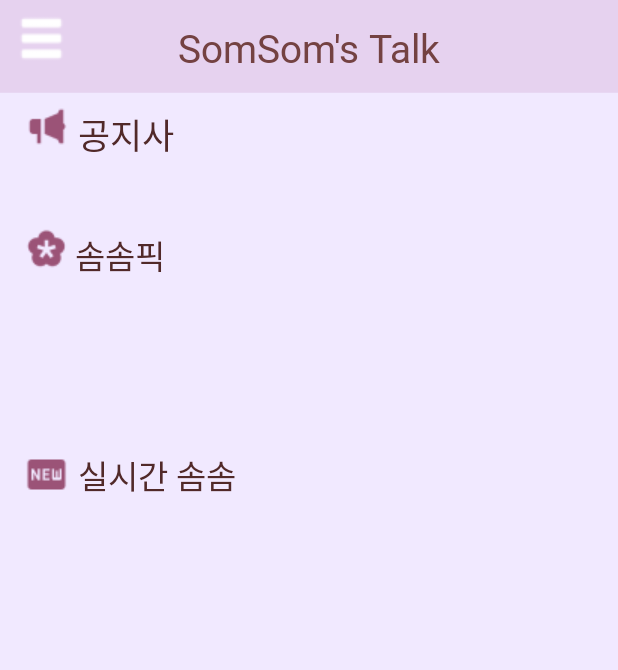
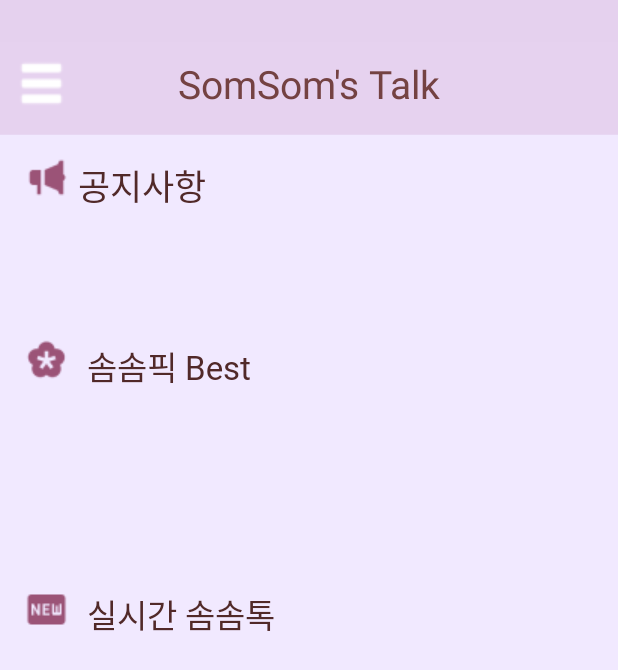
Before and after one commit to kotlin-project-team/frontend, an Android app: the screen it shows after launch (MainActivity), on a phone screen of 412 x 824 dp. Shown: the top 670 px of the screen. Run offline under Robolectric (Android 15) with nearby library versions, the phone set to English and light mode, and no system bars.

Commit message:
design: 상단바 위치 조정 [#3]

```diff
--- a/dongamboard/app/src/main/res/layout/activity_main.xml
+++ b/dongamboard/app/src/main/res/layout/activity_main.xml
@@ -4,16 +4,26 @@
     xmlns:tools="http://schemas.android.com/tools"
     android:layout_width="match_parent"
     android:layout_height="match_parent"
+    android:background="#E5D1EE"
     tools:context=".MainActivity">
+
+    <Space
+        android:id="@+id/space"
+        android:layout_width="0dp"
+        android:layout_height="28dp"
+        android:background="#E5D1EE"
+        app:layout_constraintEnd_toEndOf="parent"
+        app:layout_constraintStart_toStartOf="parent"
+        app:layout_constraintTop_toTopOf="parent" />
 
     <RelativeLayout
         android:id="@+id/android_sma"
-        android:layout_width="fill_parent"
-        android:layout_height="fill_parent"
+        android:layout_width="wrap_content"
+        android:layout_height="wrap_content"
         android:background="@drawable/android_sma"
         android:clipToOutline="true"
         app:layout_constraintStart_toStartOf="parent"
-        app:layout_constraintTop_toTopOf="parent" >
+        app:layout_constraintTop_toBottomOf="@+id/space">
 
         <!-- 공지사항 -->
 
@@ -27,48 +37,30 @@
                 android:layout_width="35dp"
                 android:layout_height="35dp"
                 android:layout_marginStart="10dp"
-                android:layout_marginTop="8dp"
+                android:layout_marginTop="10dp"
                 app:layout_constraintStart_toStartOf="parent"
                 app:layout_constraintTop_toTopOf="parent"
                 app:srcCompat="@drawable/menu" />
 
+            <TextView
+                android:id="@+id/textMain"
+                android:layout_width="wrap_content"
+                android:layout_height="wrap_content"
+                android:layout_marginTop="10dp"
+                android:text="SomSom's Talk"
+                android:textColor="#744242"
+                android:textSize="26sp"
+                app:layout_constraintEnd_toEndOf="parent"
+                app:layout_constraintStart_toStartOf="parent"
+                app:layout_constraintTop_toTopOf="parent" />
+
             <androidx.constraintlayout.widget.ConstraintLayout
+                android:id="@+id/constraintLayout4"
                 android:layout_width="match_parent"
                 android:layout_height="718dp"
-                android:layout_marginTop="14dp"
+                android:layout_marginTop="20dp"
                 app:layout_constraintStart_toStartOf="parent"
                 app:layout_constraintTop_toTopOf="parent">
-
-                <ScrollView
-                    android:layout_width="343dp"
-                    android:layout_height="400dp"
-                    android:layout_marginStart="43dp"
-                    android:layout_marginTop="336dp"
-                    app:layout_constraintStart_toStartOf="parent"
-                    app:layout_constraintTop_toTopOf="parent">
-
-                    <LinearLayout
-                        android:layout_width="match_parent"
-                        android:layout_height="wrap_content"
-                        android:orientation="vertical">
-
-                        <ListView
-                            android:layout_width="match_parent"
-                            android:layout_height="330dp" />
-                    </LinearLayout>
-                </ScrollView>
-
-                <TextView
-                    android:id="@+id/textMain"
-                    android:layout_width="wrap_content"
-                    android:layout_height="wrap_content"
-                    android:fontFamily="@font/bmjua_otf"
-                    android:text="SomSom's Talk"
-                    android:textColor="#744242"
-                    android:textSize="26sp"
-                    app:layout_constraintEnd_toEndOf="parent"
-                    app:layout_constraintStart_toStartOf="parent"
-                    app:layout_constraintTop_toTopOf="parent" />
 
                 <ImageView
                     android:id="@+id/imageView"
@@ -82,20 +74,20 @@
 
                 <TextView
                     android:id="@+id/textNotice"
-                    android:layout_width="76dp"
+                    android:layout_width="99dp"
                     android:layout_height="29dp"
                     android:layout_marginStart="6dp"
                     android:layout_marginTop="58dp"
                     android:gravity="top"
-                    android:textColor="#512929"
                     android:text="공지사항"
                     android:textAppearance="@style/some_id"
+                    android:textColor="#512929"
                     android:textSize="23sp"
                     app:layout_constraintStart_toEndOf="@+id/imageView"
                     app:layout_constraintTop_toTopOf="parent" />
 
                 <ListView
-                    android:layout_width="291dp"
+                    android:layout_width="295dp"
                     android:layout_height="56dp"
                     android:layout_marginStart="2dp"
                     android:layout_marginTop="4dp"
@@ -109,78 +101,67 @@
                     android:layout_width="wrap_content"
                     android:layout_height="wrap_content"
                     android:layout_marginStart="16dp"
-                    android:layout_marginTop="52dp"
+                    android:layout_marginTop="92dp"
                     app:layout_constraintStart_toStartOf="parent"
                     app:layout_constraintTop_toBottomOf="@+id/imageView"
                     app:srcCompat="@drawable/spa_flower" />
+
+                <TextView
+                    android:id="@+id/textBest"
+                    android:layout_width="0dp"
+                    android:layout_height="29dp"
+                    android:layout_marginStart="12dp"
+                    android:layout_marginTop="92dp"
+                    android:gravity="top"
+                    android:text="솜솜픽 Best"
+                    android:textAppearance="@style/some_id"
+                    android:textColor="#512929"
+                    app:layout_constraintStart_toEndOf="@+id/imageView2"
+                    app:layout_constraintTop_toBottomOf="@+id/textNotice" />
+
+                <ListView
+                    android:layout_width="295dp"
+                    android:layout_height="118dp"
+                    android:layout_marginStart="4dp"
+                    android:layout_marginTop="8dp"
+                    app:layout_constraintStart_toEndOf="@+id/imageView2"
+                    app:layout_constraintTop_toBottomOf="@+id/textBest" />
+
+                <TextView
+                    android:id="@+id/textTalk"
+                    android:layout_width="0dp"
+                    android:layout_height="29dp"
+                    android:layout_marginStart="12dp"
+                    android:layout_marginTop="136dp"
+                    android:gravity="top"
+                    android:text="실시간 솜솜톡"
+                    android:textAppearance="@style/some_id"
+                    android:textColor="#512929"
+                    app:layout_constraintStart_toEndOf="@+id/imageView3"
+                    app:layout_constraintTop_toBottomOf="@+id/textBest" />
 
                 <ImageView
                     android:id="@+id/imageView3"
                     android:layout_width="wrap_content"
                     android:layout_height="wrap_content"
                     android:layout_marginStart="16dp"
-                    android:layout_marginTop="120dp"
+                    android:layout_marginTop="136dp"
                     app:layout_constraintStart_toStartOf="parent"
                     app:layout_constraintTop_toBottomOf="@+id/imageView2"
                     app:srcCompat="@drawable/rect" />
 
-                <TextView
-                    android:id="@+id/textTalk"
-                    android:layout_width="114dp"
-                    android:layout_height="29dp"
-                    android:layout_marginStart="6dp"
-                    android:layout_marginTop="199dp"
-                    android:gravity="top"
-                    android:textColor="#512929"
-                    android:text="실시간 솜솜톡"
-                    android:textAppearance="@style/some_id"
+                <ListView
+                    android:layout_width="295dp"
+                    android:layout_height="259dp"
+                    android:layout_marginStart="12dp"
+                    android:layout_marginTop="8dp"
                     app:layout_constraintStart_toEndOf="@+id/imageView3"
-                    app:layout_constraintTop_toBottomOf="@+id/textNotice" />
+                    app:layout_constraintTop_toBottomOf="@+id/textTalk" />
 
             </androidx.constraintlayout.widget.ConstraintLayout>
 
         </androidx.constraintlayout.widget.ConstraintLayout>
 
-        <TextView
-            android:id="@+id/textBest"
-            android:layout_width="106dp"
-            android:layout_height="29dp"
-            android:layout_alignParentLeft="true"
-            android:layout_alignParentTop="true"
-            android:layout_marginLeft="50dp"
-            android:layout_marginTop="154dp"
-            android:gravity="top"
-            android:text="솜솜픽 Best"
-            android:textAppearance="@style/some_id"
-            android:textColor="#512929" />
-
-        <!-- 실시간 솜솜톡 -->
-        <androidx.constraintlayout.widget.ConstraintLayout
-            android:layout_width="match_parent"
-            android:layout_height="match_parent">
-
-            <ScrollView
-                android:layout_width="292dp"
-                android:layout_height="78dp"
-                android:layout_marginStart="45dp"
-                android:layout_marginTop="196dp"
-                app:layout_constraintStart_toStartOf="parent"
-                app:layout_constraintTop_toTopOf="parent">
-
-                <LinearLayout
-                    android:layout_width="match_parent"
-                    android:layout_height="wrap_content"
-                    android:orientation="vertical">
-
-                    <ListView
-                        android:layout_width="344dp"
-                        android:layout_height="match_parent" />
-                </LinearLayout>
-            </ScrollView>
-        </androidx.constraintlayout.widget.ConstraintLayout>
-
-        <!-- Rectangle 4 -->
-
     </RelativeLayout>
 
 
```
Also changed, not shown: dongamboard/app/src/main/res/drawable/android_sma2.xml (+6 -6 lines), dongamboard/app/src/main/res/layout/activity_notice.xml (+51 -35 lines), dongamboard/app/src/main/res/layout/activity_noticelist.xml (+48 -14 lines), dongamboard/app/src/main/res/layout/activity_post.xml (+27 -16 lines), dongamboard/app/src/main/res/layout/activity_write.xml (+27 -19 lines).
